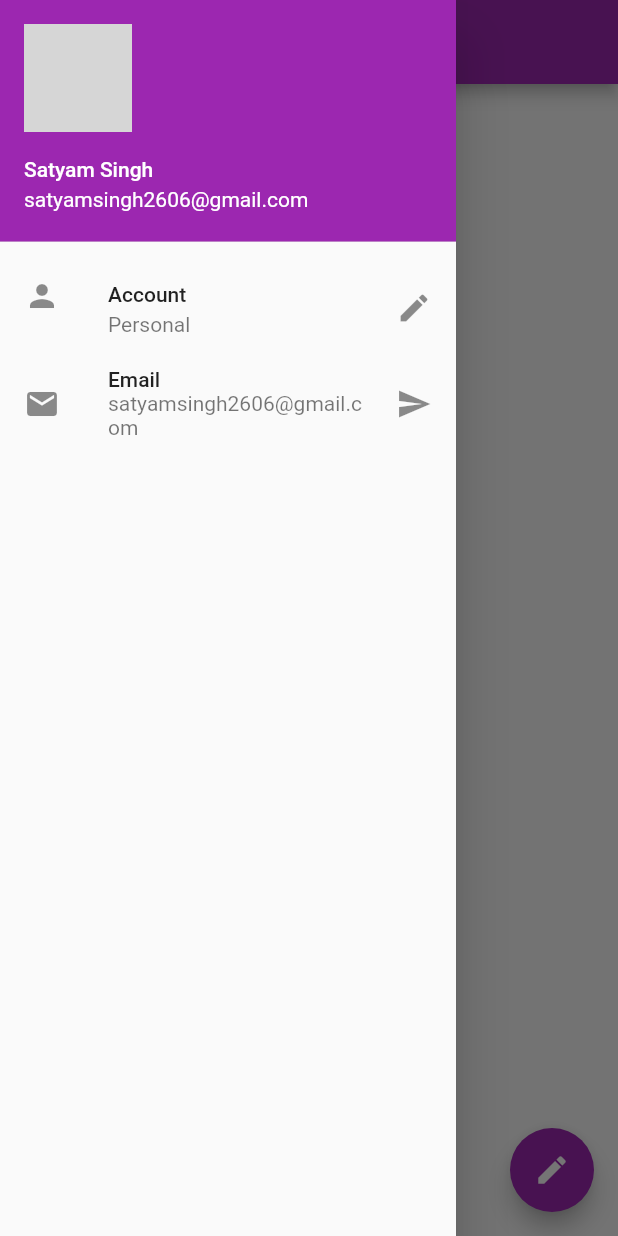
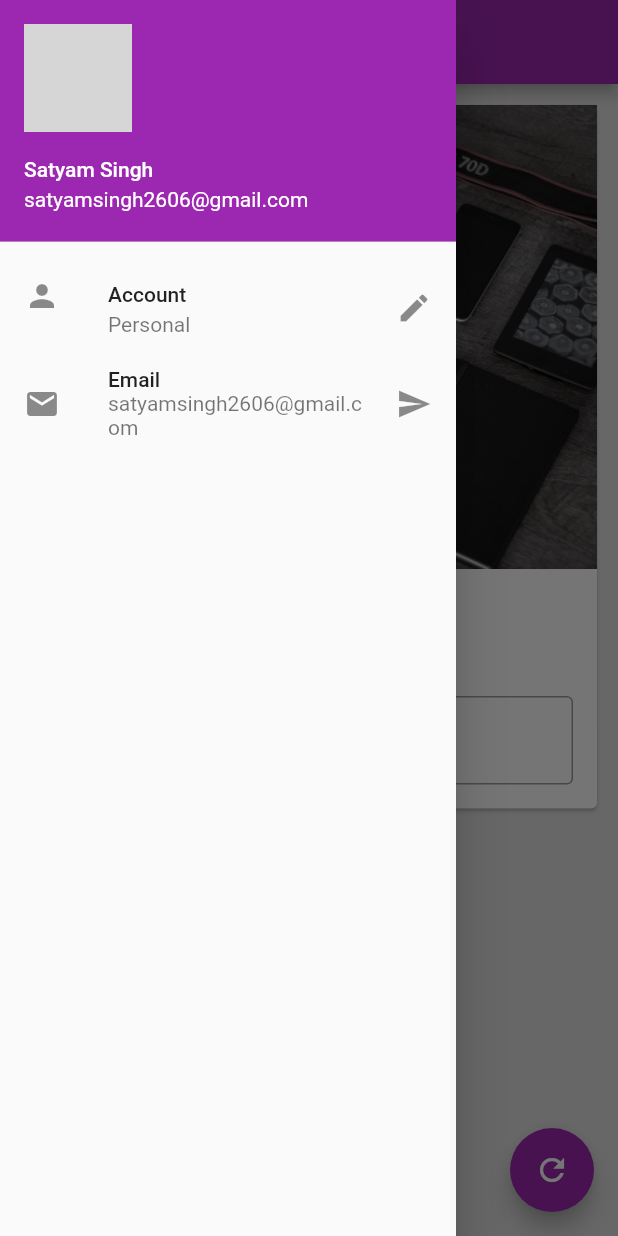
Before and after one commit to satyam2606/flutter, a Flutter app: the screen it shows after launch, with the side drawer open, on a phone screen of 412 x 824 dp. Run offline on Flutter 3.47's test engine with Material 2 defaults, Android fonts, the phone set to English and light mode, and no system bars; network calls fail; grey boxes are pictures that could not be loaded.

Commit message:
chapter4

```diff
--- /dev/null
+++ b/lib/ChangeNameCard.dart
@@ -0,0 +1,45 @@
+import "package:flutter/material.dart";
+
+import 'bg.dart';
+class ChangeNameCard extends StatelessWidget {
+  const ChangeNameCard({
+    Key key,
+    @required this.myText,
+    @required TextEditingController nameController,
+  }) : _nameController = nameController, super(key: key);
+
+  final String myText;
+  final TextEditingController _nameController;
+
+  @override
+  Widget build(BuildContext context) {
+    return Column(
+      children: <Widget>[
+        BgImage(),
+            SizedBox(
+              height: 20,
+            ),
+            Text(
+              myText,
+              style: TextStyle(fontSize: 25, fontWeight:FontWeight.bold),
+               ),
+                SizedBox(
+              height: 20,
+            ),
+               Padding(
+                 padding: const EdgeInsets.all(16.0),
+                 child: TextField(
+                   controller: _nameController,
+                   keyboardType: TextInputType.text,
+                   //obscureText: true,
+                   decoration: InputDecoration(
+                     border: OutlineInputBorder(),
+                     hintText:"Enter something here",
+                     labelText: "Name",
+                   ),
+                 ),
+               )
+      ],
+      );
+  }
+}
--- /dev/null
+++ b/lib/bg.dart
@@ -0,0 +1,11 @@
+import "package:flutter/material.dart";
+
+class BgImage extends StatelessWidget {
+  @override
+  Widget build(BuildContext context) {
+    return Image.asset(
+                  "assets/hector-martinez-EG49vTtKdvI-unsplash.jpg",
+                  fit: BoxFit.cover,
+                  );
+  }
+}
--- /dev/null
+++ b/lib/drawer.dart
@@ -0,0 +1,49 @@
+import "package:flutter/material.dart";
+
+class MyDrawer extends StatelessWidget {
+  @override
+  Widget build(BuildContext context) {
+    return  Drawer(
+        child: ListView(
+          padding: EdgeInsets.zero,
+          children: <Widget>[
+            // DrawerHeader(
+            //   child: Text(
+            //     "Hello I'm drawer",
+            //     textAlign: TextAlign.center,
+            //     style: TextStyle(
+            //       color: Colors.white,
+
+            //     )
+            //     ),
+            //     decoration: BoxDecoration(
+            //       color: Colors.purple,
+            //     ),
+            //   ),
+            UserAccountsDrawerHeader(
+              accountName: Text("Satyam Singh"),
+              accountEmail: Text("satyamsingh2606@gmail.com"),
+              currentAccountPicture: CircleAvatar(
+                backgroundImage: NetworkImage("https://encrypted-tbn0.gstatic.com/images?q=tbn%3AANd9GcQYuOaDdMFWrp7ARD6otVrK4MTFzMjVDEVEHRjy1y4K9jOMc6mU&usqp=CAU"),
+            )),
+              //),
+              ListTile(
+                leading: Icon(Icons.person),
+                title: Text("Account"),
+                subtitle: Text("Personal"),
+                trailing: Icon(Icons.edit),
+              ),
+               ListTile(
+                leading: Icon(Icons.email),
+                title: Text("Email"),
+                subtitle: Text("satyamsingh2606@gmail.com"),
+                trailing: Icon(Icons.send),
+              ),
+
+
+          ],)
+      );
+
+
+  }
+}
--- a/lib/main.dart
+++ b/lib/main.dart
@@ -1,5 +1,10 @@
+//import 'package:Myapp/bg.dart';
+//import 'package:Myapp/drawer.dart';
+import 'package:Myapp/pages/home_page.dart';
 import 'package:flutter/cupertino.dart';
 import 'package:flutter/material.dart';
+
+//import 'ChangeNameCard.dart';
 
 void main(){
   runApp(MaterialApp(
@@ -10,60 +15,3 @@ void main(){
     )
     ));
 }
-
-class HomePage extends StatelessWidget {
-  @override
-  Widget build(BuildContext context) {
-    return Scaffold(
-      appBar: AppBar(
-        title: Text("Satyam's app"),
-      ),
-      body: Container(),
-      floatingActionButton: FloatingActionButton(onPressed: () {},
-      child: Icon(Icons.edit),
-       ),
-      floatingActionButtonLocation: FloatingActionButtonLocation.endFloat,
-      drawer: Drawer(
-        child: ListView(
-          padding: EdgeInsets.zero,
-          children: <Widget>[
-            // DrawerHeader(
-            //   child: Text(
-            //     "Hello I'm drawer",
-            //     textAlign: TextAlign.center,
-            //     style: TextStyle(
-            //       color: Colors.white,
-
-            //     )
-            //     ),
-            //     decoration: BoxDecoration(
-            //       color: Colors.purple,
-            //     ),
-            //   ),
-            UserAccountsDrawerHeader(
-              accountName: Text("Satyam Singh"),
-              accountEmail: Text("satyamsingh2606@gmail.com"),
-              currentAccountPicture: CircleAvatar(
-                backgroundImage: NetworkImage("https://encrypted-tbn0.gstatic.com/images?q=tbn%3AANd9GcQYuOaDdMFWrp7ARD6otVrK4MTFzMjVDEVEHRjy1y4K9jOMc6mU&usqp=CAU"),
-            )),
-              //),
-              ListTile(
-                leading: Icon(Icons.person),
-                title: Text("Account"),
-                subtitle: Text("Personal"),
-                trailing: Icon(Icons.edit),
-              ),
-               ListTile(
-                leading: Icon(Icons.email),
-                title: Text("Email"),
-                subtitle: Text("satyamsingh2606@gmail.com"),
-                trailing: Icon(Icons.send),
-              ),
-
-
-          ],)
-      ),
-      );
-
-  }
-}
--- /dev/null
+++ b/lib/pages/home_page.dart
@@ -0,0 +1,47 @@
+import 'package:Myapp/ChangeNameCard.dart';
+import 'package:Myapp/drawer.dart';
+import "package:flutter/material.dart";
+class HomePage extends StatefulWidget {
+  @override
+  _HomePageState createState() => _HomePageState();
+}
+
+class _HomePageState extends State<HomePage> {
+  TextEditingController _nameController=TextEditingController();
+  var myText="Change me";
+  @override
+
+  void initState() {
+    super.initState();
+  }
+  @override
+  Widget build(BuildContext context) {
+    return Scaffold(
+      backgroundColor: Colors.grey[300],
+      appBar: AppBar(
+        title: Text("Satyam's app"),
+      ),
+      body: Padding(
+        padding: const EdgeInsets.all(10.0),
+                child: SingleChildScrollView(
+        child: Card(
+
+          child: ChangeNameCard(myText: myText, nameController: _nameController),
+        ),
+                ),
+      ),
+      drawer: MyDrawer(),
+      floatingActionButton: FloatingActionButton(onPressed: () {
+        myText = _nameController.text;
+        setState(() {
+
+        });
+      },
+      child: Icon(Icons.refresh),
+       ),
+      //floatingActionButtonLocation: FloatingActionButtonLocation.endFloat,
+
+      );
+
+  }
+}
--- a/pubspec.yaml
+++ b/pubspec.yaml
@@ -45,8 +45,8 @@ flutter:
   uses-material-design: true
 
   # To add assets to your application, add an assets section, like this:
-  # assets:
-  #   - images/a_dot_burr.jpeg
+  assets:
+      - assets/
   #   - images/a_dot_ham.jpeg
 
   # An image asset can refer to one or more resolution-specific "variants", see
```
Also changed, not shown: assets/hector-martinez-EG49vTtKdvI-unsplash.jpg (added).
